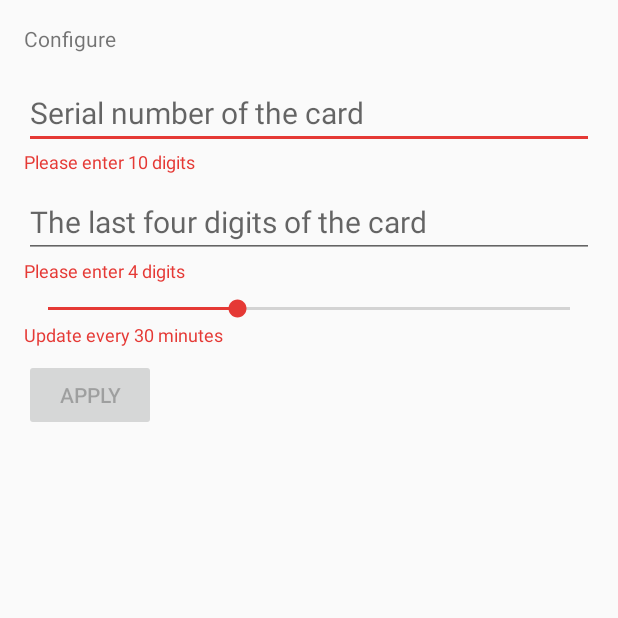
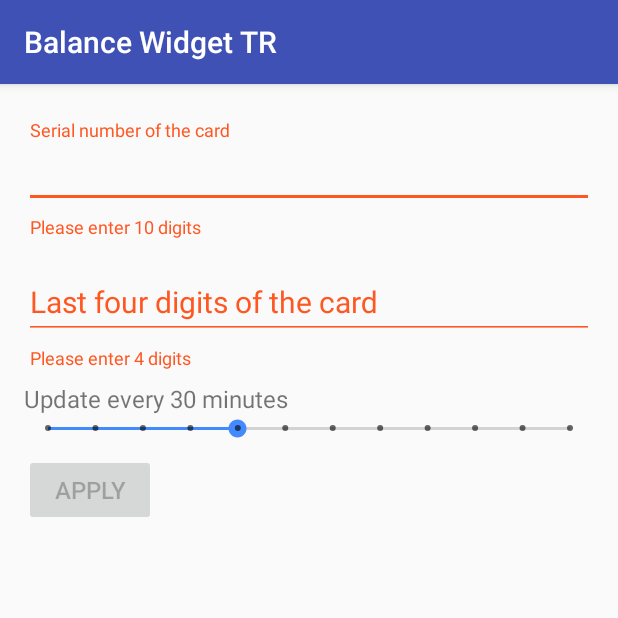
Before and after one commit to rhidasi/balance-widget-tr, an Android app: the BalanceWidgetConfigureActivity screen opened directly, with no data from a screen before it, on a phone screen of 412 x 824 dp, the top half of it. Run offline under Robolectric (Android 15) with nearby library versions, the phone set to English and light mode, and no system bars; our stand-ins replace ButterKnife; 1 statement that could not run was skipped.

Commit message:
Refactoring UI

```diff
--- a/app/build.gradle
+++ b/app/build.gradle
@@ -20,6 +20,7 @@ android {
 dependencies {
     implementation fileTree(dir: 'libs', include: ['*.jar'])
     implementation 'com.android.support:appcompat-v7:27.0.2'
+    implementation 'com.android.support:design:27.0.2'
     implementation 'com.squareup.okhttp3:okhttp:3.9.1'
     implementation 'com.jakewharton:butterknife:8.8.1'
     annotationProcessor 'com.jakewharton:butterknife-compiler:8.8.1'
--- a/app/src/main/java/sk/hidasi/balance_tr/BalanceWidgetConfigureActivity.java
+++ b/app/src/main/java/sk/hidasi/balance_tr/BalanceWidgetConfigureActivity.java
@@ -1,14 +1,13 @@
 package sk.hidasi.balance_tr;
 
-import android.app.Activity;
 import android.appwidget.AppWidgetManager;
 import android.content.Intent;
 import android.os.Bundle;
+import android.support.design.widget.TextInputLayout;
+import android.support.v7.app.AppCompatActivity;
 import android.text.Editable;
 import android.text.TextWatcher;
-import android.view.View;
 import android.widget.Button;
-import android.widget.EditText;
 import android.widget.SeekBar;
 import android.widget.TextView;
 
@@ -19,19 +18,15 @@ import butterknife.OnClick;
 /**
  * The configuration screen for the {@link BalanceWidget BalanceWidget} AppWidget.
  */
-public class BalanceWidgetConfigureActivity extends Activity implements TextWatcher, SeekBar.OnSeekBarChangeListener {
+public class BalanceWidgetConfigureActivity extends AppCompatActivity implements TextWatcher, SeekBar.OnSeekBarChangeListener {
 
 	private int mAppWidgetId = AppWidgetManager.INVALID_APPWIDGET_ID;
 	private static final int mUpdateMinutes[] = {1, 5, 10, 15, 30, 45, 60, 120, 240, 480, 720, 1440};
 
 	@BindView(R.id.appwidget_card_serial)
-	EditText mSerialNumber;
+	TextInputLayout mSerialNumber;
 	@BindView(R.id.appwidget_pan_4_digits)
-	EditText mFourDigits;
-	@BindView(R.id.please_enter_10_digits)
-	TextView mEnter10Digits;
-	@BindView(R.id.please_enter_4_digits)
-	TextView mEnter4Digits;
+	TextInputLayout mFourDigits;
 	@BindView(R.id.update_duration_seekbar)
 	SeekBar mDurationSeekBar;
 	@BindView(R.id.update_duration_text)
@@ -42,8 +37,8 @@ public class BalanceWidgetConfigureActivity extends Activity implements TextWatc
 	@OnClick(R.id.save_button)
 	public void saveButton() {
 		// When the button is clicked, store the string locally
-		final String serial = mSerialNumber.getText().toString();
-		final String fourDigits = mFourDigits.getText().toString();
+		final String serial = mSerialNumber.getEditText().getText().toString();
+		final String fourDigits = mFourDigits.getEditText().getText().toString();
 		final int updateDuration = progressToMinutes(mDurationSeekBar.getProgress());
 		BalanceWidgetHelper.saveWidgetPrefs(this, mAppWidgetId, serial, fourDigits, updateDuration);
 
@@ -73,8 +68,8 @@ public class BalanceWidgetConfigureActivity extends Activity implements TextWatc
 		setContentView(R.layout.balance_widget_configure);
 		ButterKnife.bind(this);
 
-		mSerialNumber.addTextChangedListener(this);
-		mFourDigits.addTextChangedListener(this);
+		mSerialNumber.getEditText().addTextChangedListener(this);
+		mFourDigits.getEditText().addTextChangedListener(this);
 		mDurationSeekBar.setOnSeekBarChangeListener(this);
 
 		// Find the widget id from the intent.
@@ -88,8 +83,8 @@ public class BalanceWidgetConfigureActivity extends Activity implements TextWatc
 			finish();
 		}
 
-		mSerialNumber.setText(BalanceWidgetHelper.loadWidgetSerial(this, mAppWidgetId));
-		mFourDigits.setText(BalanceWidgetHelper.loadWidgetFourDigits(this, mAppWidgetId));
+		mSerialNumber.getEditText().setText(BalanceWidgetHelper.loadWidgetSerial(this, mAppWidgetId));
+		mFourDigits.getEditText().setText(BalanceWidgetHelper.loadWidgetFourDigits(this, mAppWidgetId));
 		final int minutes = BalanceWidgetHelper.loadWidgetUpdateMinutes(this, mAppWidgetId);
 		mDurationSeekBar.setProgress(minutesToProgress(minutes));
 	}
@@ -104,10 +99,18 @@ public class BalanceWidgetConfigureActivity extends Activity implements TextWatc
 
 	@Override
 	public void afterTextChanged(Editable editable) {
-		final boolean serialOk = mSerialNumber.length() == 10;
-		final boolean fourOk = mFourDigits.length() == 4;
-		mEnter10Digits.setVisibility(serialOk ? View.GONE : View.VISIBLE);
-		mEnter4Digits.setVisibility(fourOk ? View.GONE : View.VISIBLE);
+		final boolean serialOk = mSerialNumber.getEditText().length() == 10;
+		final boolean fourOk = mFourDigits.getEditText().length() == 4;
+		if (serialOk) {
+			mSerialNumber.setErrorEnabled(false);
+		} else {
+			mSerialNumber.setError(getString(R.string.please_enter_10_digits));
+		}
+		if (fourOk) {
+			mFourDigits.setErrorEnabled(false);
+		} else {
+			mFourDigits.setError(getString(R.string.please_enter_4_digits));
+		}
 		mAddButton.setEnabled(serialOk && fourOk);
 		if (serialOk && !fourOk) {
 			mFourDigits.requestFocus();
@@ -119,8 +122,14 @@ public class BalanceWidgetConfigureActivity extends Activity implements TextWatc
 
 	@Override
 	public void onProgressChanged(SeekBar seekBar, int i, boolean b) {
+		String text;
 		final int minutes = progressToMinutes(i);
-		final String text = minutes < 60 ? getString(R.string.update_minutes, minutes) : getString(R.string.update_hours, minutes / 60);
+		if (minutes < 60) {
+			text = getResources().getQuantityString(R.plurals.update_minutes, minutes, minutes);
+		} else {
+			final int hours = minutes / 60;
+			text = getResources().getQuantityString(R.plurals.update_hours, hours, hours);
+		}
 		mDurationText.setText(text);
 	}
 
--- a/app/src/main/java/sk/hidasi/balance_tr/BalanceWidgetHelper.java
+++ b/app/src/main/java/sk/hidasi/balance_tr/BalanceWidgetHelper.java
@@ -50,9 +50,12 @@ public class BalanceWidgetHelper {
 				.build();
 		OkHttpClient client = new OkHttpClient();
 		client.newCall(request).enqueue(new Callback() {
+
 			@Override
 			public void onFailure(final Call call, IOException e) {
 				Log.d(TAG, "Request failed");
+				// shedule next update
+				BalanceWidget.updateAppWidget(context, appWidgetManager, appWidgetId);
 			}
 
 			@Override
--- a/app/src/main/res/layout/balance_widget_configure.xml
+++ b/app/src/main/res/layout/balance_widget_configure.xml
@@ -3,78 +3,62 @@
 	xmlns:android="http://schemas.android.com/apk/res/android"
 	android:layout_width="match_parent"
 	android:layout_height="wrap_content"
+	android:animateLayoutChanges="true"
 	android:orientation="vertical"
-	android:padding="16dp"
-	android:animateLayoutChanges="true">
+	android:padding="16dp">
 
-	<TextView
+	<android.support.design.widget.TextInputLayout
+		android:id="@+id/appwidget_card_serial"
 		android:layout_width="match_parent"
 		android:layout_height="wrap_content"
-		android:layout_marginBottom="8dp"
-		android:text="@string/configure"/>
-
-	<EditText
-		android:id="@+id/appwidget_card_serial"
+		android:animateLayoutChanges="true"
+		android:layout_marginTop="8dp">
+		<android.support.design.widget.TextInputEditText
 			android:hint="@string/card_serial_hint"
 			android:layout_width="match_parent"
 			android:layout_height="wrap_content"
-		android:layout_marginTop="8dp"
-		android:focusable="true"
 			android:textSize="20sp"
 			android:maxLength="10"
 			android:inputType="number"/>
+	</android.support.design.widget.TextInputLayout>
 
-	<TextView
-		android:id="@+id/please_enter_10_digits"
+	<android.support.design.widget.TextInputLayout
+		android:id="@+id/appwidget_pan_4_digits"
 		android:layout_width="match_parent"
 		android:layout_height="wrap_content"
-		android:text="@string/please_enter_10_digits"
-		android:textSize="12sp"
-		android:textColor="@color/colorAccent"/>
-
-	<EditText
-		android:id="@+id/appwidget_pan_4_digits"
+		android:animateLayoutChanges="true"
+		android:layout_marginTop="8dp">
+		<android.support.design.widget.TextInputEditText
 			android:hint="@string/pan_4_digits_hint"
 			android:layout_width="match_parent"
 			android:layout_height="wrap_content"
-		android:layout_marginTop="8dp"
-		android:focusable="true"
 			android:textSize="20sp"
 			android:maxLength="4"
 			android:inputType="number"/>
-
-	<TextView
-		android:id="@+id/please_enter_4_digits"
-		android:layout_width="match_parent"
-		android:layout_height="wrap_content"
-		android:text="@string/please_enter_4_digits"
-		android:textSize="12sp"
-		android:textColor="@color/colorAccent"/>
-
-	<SeekBar
-		android:id="@+id/update_duration_seekbar"
-		android:layout_width="match_parent"
-		android:layout_height="wrap_content"
-		android:layout_marginTop="8dp"
-		android:min="0"
-		android:max="11"
-		android:progress="3"/>
+	</android.support.design.widget.TextInputLayout>
 
 	<TextView
 		android:id="@+id/update_duration_text"
 		android:layout_width="match_parent"
 		android:layout_height="wrap_content"
-		android:text="@string/update_minutes"
-		android:textSize="12sp"
-		android:textColor="@color/colorAccent"/>
+		android:layout_marginTop="8dp"
+		android:textSize="16sp"/>
+
+	<SeekBar
+		style="@style/Widget.AppCompat.SeekBar.Discrete"
+		android:id="@+id/update_duration_seekbar"
+		android:layout_width="match_parent"
+		android:layout_height="wrap_content"
+		android:max="11"
+		android:progress="3"/>
 
 	<Button
 		android:id="@+id/save_button"
 		android:layout_width="wrap_content"
 		android:layout_height="wrap_content"
 		android:layout_marginTop="8dp"
-		android:focusable="true"
 		android:text="@string/save_widget"
+		android:textSize="16sp"
 		android:enabled="false"/>
 
 </LinearLayout>
--- a/app/src/main/res/values/colors.xml
+++ b/app/src/main/res/values/colors.xml
@@ -2,5 +2,5 @@
 <resources>
 	<color name="colorPrimary">#3F51B5</color>
 	<color name="colorPrimaryDark">#303F9F</color>
-	<color name="colorAccent">#E53935</color>
+	<color name="colorAccent">#448AFF</color>
 </resources>
--- /dev/null
+++ b/app/src/main/res/values/plurals.xml
@@ -0,0 +1,11 @@
+<?xml version="1.0" encoding="utf-8"?>
+<resources>
+	<plurals name="update_minutes">
+		<item quantity="one">Update every minute</item>
+		<item quantity="other">Update every %1$d minutes</item>
+	</plurals>
+	<plurals name="update_hours">
+		<item quantity="one">Update every hour</item>
+		<item quantity="other">Update every %1$d hours</item>
+	</plurals>
+</resources>
--- a/app/src/main/res/values/strings.xml
+++ b/app/src/main/res/values/strings.xml
@@ -1,14 +1,10 @@
 <resources>
 	<string name="app_name">Balance Widget TR</string>
 	<string name="widget_text_loading">&#8230; &#8364;</string>
-	<string name="configure">Configure</string>
 	<string name="save_widget">Apply</string>
 	<string name="card_serial_hint">Serial number of the card</string>
 	<string name="please_enter_10_digits">Please enter 10 digits</string>
-	<string name="pan_4_digits_hint">The last four digits of the card</string>
+	<string name="pan_4_digits_hint">Last four digits of the card</string>
 	<string name="please_enter_4_digits">Please enter 4 digits</string>
-	<string name="wrong_result">Wrong card serial or wrong number!</string>
 	<string name="widget_text_error">Error</string>
-	<string name="update_minutes">Update every %1$d minutes</string>
-	<string name="update_hours">Update every %1$d hours</string>
 </resources>
```
Lines whose indentation alone changed are shown as unchanged.
